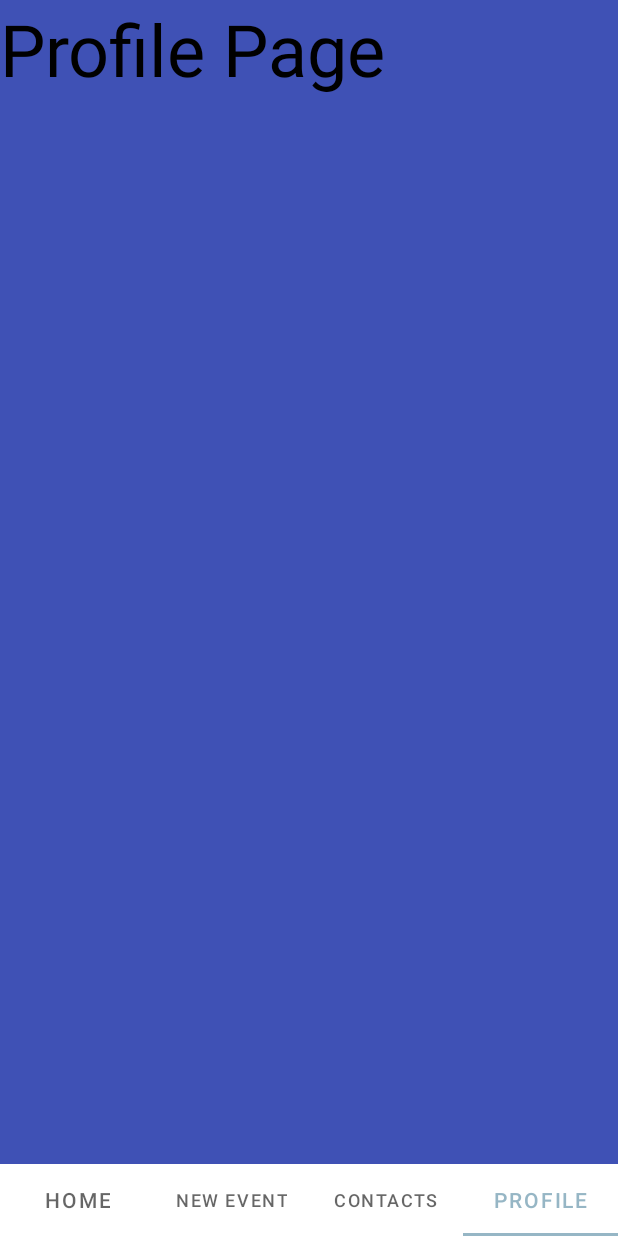
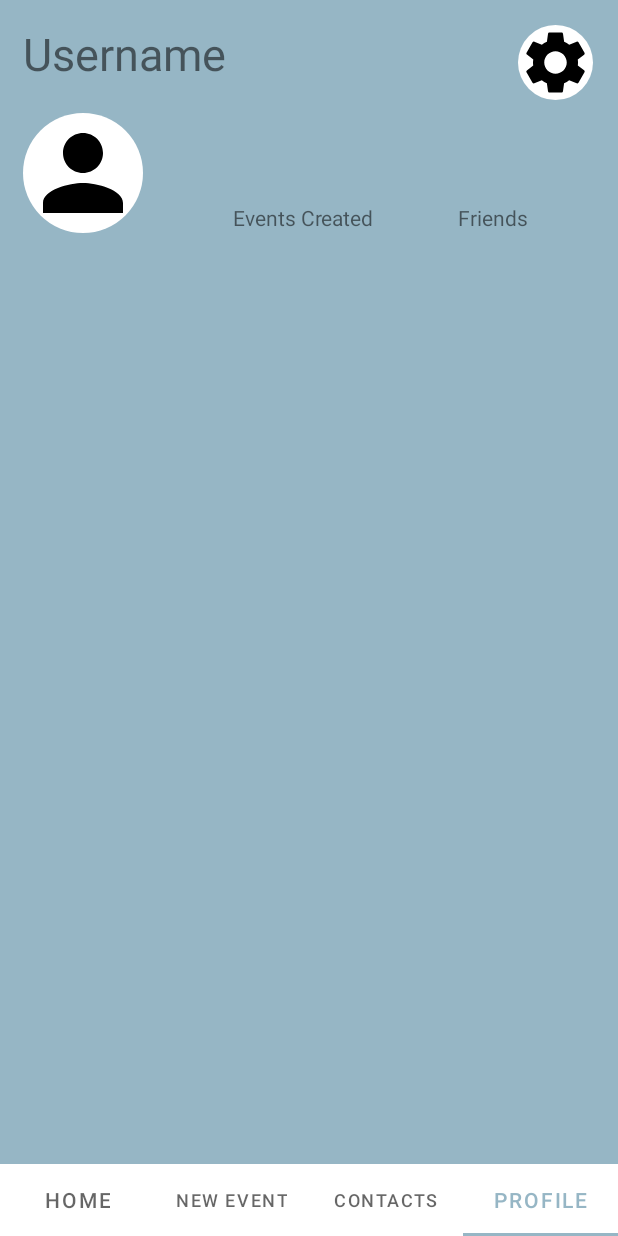
Before and after one commit to sp0603/Book-It, an Android app: the screen it shows after launch once a user with an empty profile is signed in (MainActivity), item 4 of the bottom bar chosen, on a phone screen of 412 x 824 dp. Run offline under Robolectric (Android 15) with nearby library versions, the phone set to English and light mode, and no system bars; our stand-ins replace Firebase (no records; nobody signed in at launch, a user with empty details on screens opened directly).

Commit message:
starting to form the profile page, will resume later on this branch

```diff
--- /dev/null
+++ b/app/src/main/res/drawable/image_icon.xml
@@ -0,0 +1,5 @@
+<vector android:height="80dp" android:tint="#000000"
+    android:viewportHeight="24" android:viewportWidth="24"
+    android:width="80dp" xmlns:android="http://schemas.android.com/apk/res/android">
+    <path android:fillColor="@android:color/white" android:pathData="M12,12c2.21,0 4,-1.79 4,-4s-1.79,-4 -4,-4 -4,1.79 -4,4 1.79,4 4,4zM12,14c-2.67,0 -8,1.34 -8,4v2h16v-2c0,-2.66 -5.33,-4 -8,-4z"/>
+</vector>
--- /dev/null
+++ b/app/src/main/res/drawable/settings_icon.xml
@@ -0,0 +1,5 @@
+<vector android:height="50dp" android:tint="#000000"
+    android:viewportHeight="24" android:viewportWidth="24"
+    android:width="50dp" xmlns:android="http://schemas.android.com/apk/res/android">
+    <path android:fillColor="@android:color/white" android:pathData="M19.14,12.94c0.04,-0.3 0.06,-0.61 0.06,-0.94c0,-0.32 -0.02,-0.64 -0.07,-0.94l2.03,-1.58c0.18,-0.14 0.23,-0.41 0.12,-0.61l-1.92,-3.32c-0.12,-0.22 -0.37,-0.29 -0.59,-0.22l-2.39,0.96c-0.5,-0.38 -1.03,-0.7 -1.62,-0.94L14.4,2.81c-0.04,-0.24 -0.24,-0.41 -0.48,-0.41h-3.84c-0.24,0 -0.43,0.17 -0.47,0.41L9.25,5.35C8.66,5.59 8.12,5.92 7.63,6.29L5.24,5.33c-0.22,-0.08 -0.47,0 -0.59,0.22L2.74,8.87C2.62,9.08 2.66,9.34 2.86,9.48l2.03,1.58C4.84,11.36 4.8,11.69 4.8,12s0.02,0.64 0.07,0.94l-2.03,1.58c-0.18,0.14 -0.23,0.41 -0.12,0.61l1.92,3.32c0.12,0.22 0.37,0.29 0.59,0.22l2.39,-0.96c0.5,0.38 1.03,0.7 1.62,0.94l0.36,2.54c0.05,0.24 0.24,0.41 0.48,0.41h3.84c0.24,0 0.44,-0.17 0.47,-0.41l0.36,-2.54c0.59,-0.24 1.13,-0.56 1.62,-0.94l2.39,0.96c0.22,0.08 0.47,0 0.59,-0.22l1.92,-3.32c0.12,-0.22 0.07,-0.47 -0.12,-0.61L19.14,12.94zM12,15.6c-1.98,0 -3.6,-1.62 -3.6,-3.6s1.62,-3.6 3.6,-3.6s3.6,1.62 3.6,3.6S13.98,15.6 12,15.6z"/>
+</vector>
--- a/app/src/main/res/layout/fragment_profile.xml
+++ b/app/src/main/res/layout/fragment_profile.xml
@@ -1,17 +1,65 @@
 <?xml version="1.0" encoding="utf-8"?>
 <FrameLayout xmlns:android="http://schemas.android.com/apk/res/android"
+    xmlns:app="http://schemas.android.com/apk/res-auto"
     xmlns:tools="http://schemas.android.com/tools"
     android:layout_width="match_parent"
     android:layout_height="match_parent"
-    android:background="#3F51B5"
+    android:theme="@style/Theme.Scheduling"
+    android:padding="15dp"
     tools:context=".ProfileFragment">
 
+    <LinearLayout
+        android:layout_width="wrap_content"
+        android:layout_height="wrap_content"
+        android:orientation="vertical"
+        android:id="@+id/usernamepicture">
+
+        <TextView
+            android:layout_width="wrap_content"
+            android:layout_height="wrap_content"
+            android:id="@+id/usernameDisplay"
+            android:text="@string/username"
+            android:textSize="30sp"/>
+
+        <ImageButton
+            android:layout_width="wrap_content"
+            android:layout_height="wrap_content"
+            android:src="@drawable/image_icon"
+            android:contentDescription="@string/change_user_profile"
+            android:background="@drawable/circle_button_background"
+            android:layout_marginTop="19dp"/>
+
+    </LinearLayout>
 
     <TextView
-        android:textSize="48sp"
-        android:layout_width="match_parent"
-        android:layout_height="match_parent"
-        android:textColor="@color/black"
-        android:text="Profile Page" />
+        android:layout_width="wrap_content"
+        android:layout_height="wrap_content"
+        android:text="@string/events_created"
+        android:layout_marginTop="120dp"
+        android:layout_marginStart="140dp"/>
+
+    <TextView
+        android:layout_width="wrap_content"
+        android:layout_height="wrap_content"
+        android:text="@string/friends"
+        android:layout_marginTop="120dp"
+        android:layout_marginStart="290dp"/>
+
+    <LinearLayout
+        android:layout_width="wrap_content"
+        android:layout_height="wrap_content">
+
+        <ImageButton
+            android:layout_width="wrap_content"
+            android:layout_height="wrap_content"
+            android:layout_marginStart="330dp"
+            android:layout_marginTop="1dp"
+            android:background="@drawable/circle_button_background"
+            android:contentDescription="@string/settings"
+            android:src="@drawable/settings_icon" />
+
+    </LinearLayout>
+
+
 
 </FrameLayout>
--- a/app/src/main/res/values/strings.xml
+++ b/app/src/main/res/values/strings.xml
@@ -9,4 +9,8 @@
     <string name="logout">Logout</string>
     <string name="username">Username</string>
     <string name="fullname">Full Name</string>
+    <string name="change_user_profile">Change user profile</string>
+    <string name="settings">settings</string>
+    <string name="events_created">Events Created</string>
+    <string name="friends">Friends</string>
 </resources>
```
